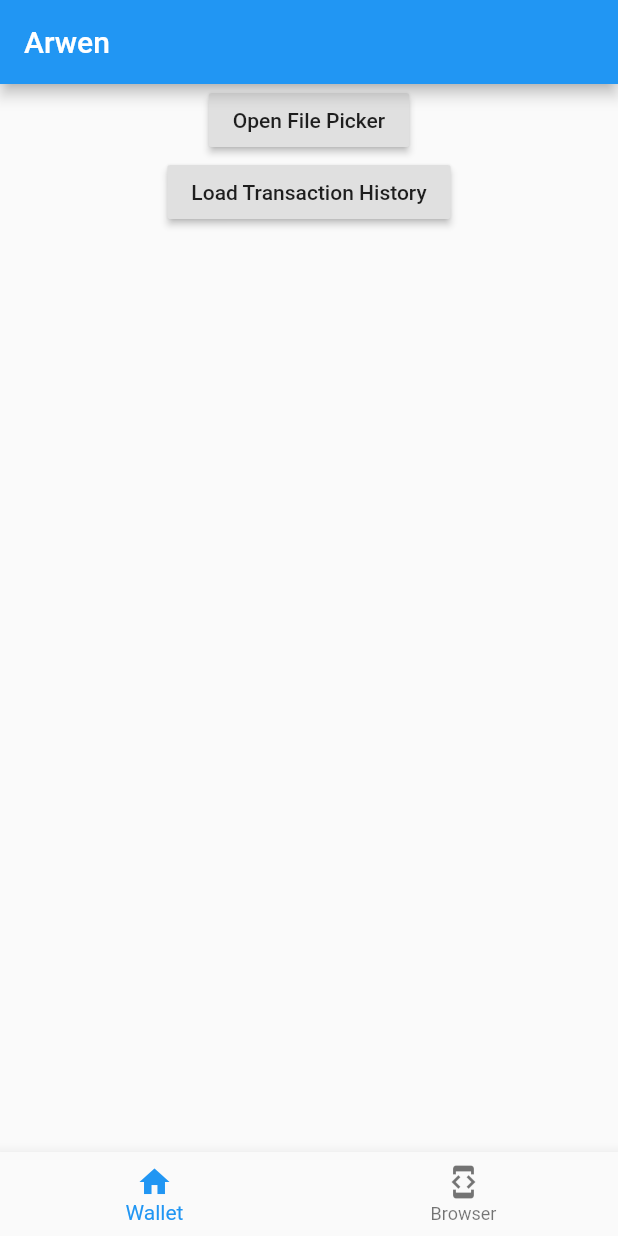
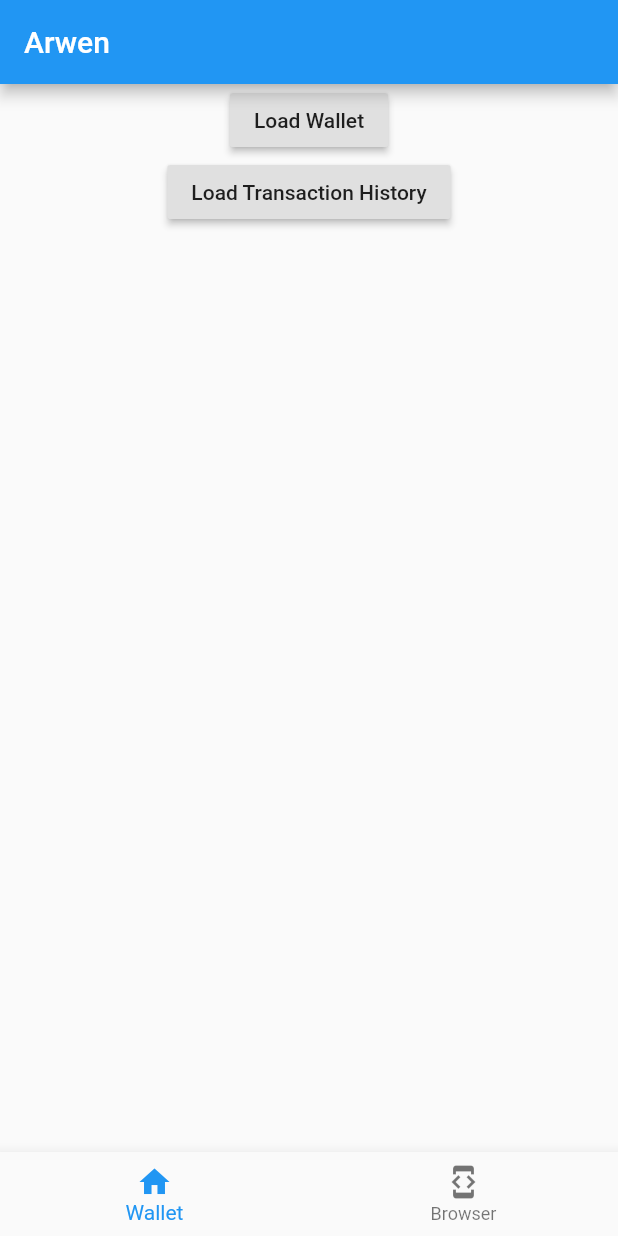
Before and after one commit to acolytec3/ArMob, a Flutter app: the screen it shows after launch, after a tap on "Load Transaction History", on a phone screen of 412 x 824 dp. Run offline on Flutter 3.47's test engine with Material 2 defaults, Android fonts, the phone set to English and light mode, and no system bars; our stand-ins replace file_picker, webview_flutter; missing offline and left inert: libarweave, web3dart.

Commit message:
Alpha version

```diff
--- a/lib/browser.dart
+++ b/lib/browser.dart
@@ -5,6 +5,11 @@
 import 'dart:typed_data';
 import 'package:webview_flutter/webview_flutter.dart';
 import 'dart:async';
+import 'package:file_picker/file_picker.dart';
+import 'dart:io';
+import 'package:libarweave/libarweave.dart' as Ar;
+
+final webViewKey = GlobalKey<WebViewContainerState>();
 
 const rpcURL = "https://ropsten.infura.io/v3/c4809a978c5b48c8a5b8fdc9133cef42";
 var httpClient = new Client();
@@ -69,27 +74,14 @@
 
   void setUrl(resolvedName) async {
     name = resolvedName;
-    final arTx = await resolve(nameHash(name));
-    setState(() {
+    try{
+      final arTx = await resolve(nameHash(name));
       url = 'https://arweave.net/' + arTx.toString();
-    });
-  }
-
-  Widget browserHomepage() {
-    if (url != null){
-      print("Navigating to ${url}");
+      webViewKey.currentState?.loadURL(url);
     }
-    else if (widget.url != null){
-      print("Navigating to ${widget.url}");
+   catch(__) {
+      print("Name could not be resolved");
     }
-    else print("Navigating nowhere");
-
-    if (url != null) {
-      return WebView(initialUrl: url);
-    } else if (widget.url != null) {
-      return WebView(initialUrl: widget.url);
-    } else
-      return Center(child: Text('page loading'));
   }
 
   @override
@@ -99,32 +91,127 @@
         TextField(
             decoration: InputDecoration(
               border: OutlineInputBorder(),
-              labelText: 'ENS Address',
+              labelText: 'Address',
             ),
             onSubmitted: (value) {
               setUrl(value);
             }),
-        Expanded(child: browserHomepage()),
+        Expanded(child: WebViewContainer(key: webViewKey)),
       ],
     );
   }
 }
 
-class Arweave extends StatefulWidget {
+class WebViewContainer extends StatefulWidget {
+  WebViewContainer({Key key}) : super(key: key);
+
   @override
-  ArweaveState createState() => ArweaveState();
+  WebViewContainerState createState() => WebViewContainerState();
 }
 
-class ArweaveState extends State<Arweave> {
+class WebViewContainerState extends State<WebViewContainer> {
+  WebViewController _webViewController;
+
   @override
   Widget build(BuildContext context) {
-    return new FutureBuilder(
-        future: resolve(nameHash("acolytec3.eth")),
-        builder: (BuildContext context, AsyncSnapshot snapshot) {
-          if (snapshot.hasData) {
-            return Center(child: Text(snapshot.data.toString()));
-          } else
-            return Center(child: Text("Still loading"));
+    return WebView(
+      onWebViewCreated: (controller) {
+        _webViewController = controller;
+      },
+      initialUrl: "https://arweave.net",
+    );
+  }
+
+  void reloadWebView() {
+    _webViewController?.reload();
+  }
+
+  void loadURL(String url) {
+    _webViewController?.loadUrl(url);
+  }
+}
+
+class Wallet extends StatefulWidget {
+  final Function(int index) notifyParent;
+
+  const Wallet({Key key, @required this.notifyParent}) : super(key: key);
+
+  @override
+  WalletState createState() => WalletState();
+}
+
+class WalletState extends State<Wallet> {
+  File _fileName;
+  var _myWallet;
+  var _balance;
+  List _txHistory;
+
+  void _openWallet() async {
+    _fileName = await FilePicker.getFile();
+    final walletString = _fileName.readAsStringSync();
+    try{
+    _myWallet = Ar.Wallet(walletString);
+    }
+    catch(__){
+      print("Invalid Wallet File");
+    }
+
+    _balance = await _myWallet.balance();
+    setState(() {});
+  }
+
+  void _loadTxHistory() async {
+    final txHistory = await _myWallet.transactionHistory();
+    _txHistory = txHistory;
+    setState(() {});
+  }
+
+  Widget transactionItem(transaction) {
+    return ListTile(
+        title: Text(transaction['id']),
+        onTap: () {
+          webViewKey.currentState
+              ?.loadURL("https://arweave.net/${transaction['id']}'");
+          widget.notifyParent(1);
         });
   }
+
+  List<Widget> buildTxHistory() {
+    var txnList = <Widget>[];
+    for (var txn in _txHistory) {
+      txnList.add(transactionItem(txn));
+    }
+    return txnList;
+  }
+
+  List<Widget> buildWallet() {
+    List<Widget> widgetList = [];
+    if (_fileName == null) {
+      widgetList.add(Center(
+          child: RaisedButton(
+        onPressed: () => _openWallet(),
+        child: Text("Load Wallet"),
+      )));
+    }
+    if (_myWallet != null) {
+      widgetList.add(Center(child: Text("Address: ${_myWallet.address}")));
+      widgetList.add(Center(child: Text("Account Balance: $_balance")));
+    }
+    if (_txHistory == null) {
+      widgetList.add(Center(
+          child: RaisedButton(
+        onPressed: () => _loadTxHistory(),
+        child: Text("Load Transaction History"),
+      )));
+    } else {
+      widgetList.add(Expanded(child: ListView(children: buildTxHistory())));
+    }
+
+    return widgetList;
+  }
+
+  @override
+  Widget build(context) {
+    return Column(children: buildWallet());
+  }
 }
--- a/lib/main.dart
+++ b/lib/main.dart
@@ -1,5 +1,6 @@
+import 'package:arweave/browser.dart';
 import 'package:flutter/material.dart';
-import 'main_view.dart';
+//import 'package:arweave/wallet.dart';
 
 void main() {
   runApp(HomePage());
@@ -14,9 +15,8 @@
   int _currentIndex = 0;
   String _url;
 
-  launchBrowser(int index, String url) {
+  launchBrowser(int index) {
     _currentIndex = index;
-    _url = url;
     setState(() {});
   }
 
@@ -30,15 +30,16 @@
             ),
             body: SafeArea(
                 top: false,
-                child: IndexedStack(
-                  index: _currentIndex,
-                  children:
-                      allDestinations.map<Widget>((Destination destination) {
-                    return DestinationView(
-                        destination: destination,
-                        notifyParent: launchBrowser,
-                        url: _url);
-                  }).toList(),
+                child: Stack(
+                  children: [
+                    Offstage(
+                        offstage: _currentIndex != 0,
+                        child: Wallet(notifyParent: launchBrowser)),
+                    Offstage(
+                      offstage: _currentIndex != 1,
+                      child: EnsName(url: _url),
+                    )
+                  ],
                 )),
             bottomNavigationBar: BottomNavigationBar(
                 currentIndex: _currentIndex,
--- a/lib/main_view.dart
+++ /dev/null
@@ -1,55 +0,0 @@
-import 'package:arweave/browser.dart';
-import 'package:flutter/material.dart';
-import 'package:arweave/wallet.dart';
-
-class Destination {
-  const Destination(this.title, this.icon);
-  final String title;
-  final IconData icon;
-}
-
-const List<Destination> allDestinations = <Destination>[
-  Destination('Wallet', Icons.home),
-  Destination('Browser', Icons.business),
-];
-
-class DestinationView extends StatefulWidget {
-  final String url;
-  final Function(int index, String url) notifyParent;
-  const DestinationView({Key key, this.destination, @required this.notifyParent, this.url}) : super(key: key);
-
-  final Destination destination;
-
-  @override
-  _DestinationViewState createState() => _DestinationViewState();
-}
-
-class _DestinationViewState extends State<DestinationView> {
-  TextEditingController _textController;
-
-  @override
-  void initState() {
-    super.initState();
-    _textController = TextEditingController(
-      text: '${widget.destination.title}',
-    );
-  }
-
-  @override
-  Widget build(BuildContext context) {
-    switch (widget.destination.title) {
-      case "Browser":
-        return EnsName(url: widget.url);
-      case "Wallet":
-        return Wallet(
-          notifyParent: widget.notifyParent,
-        );
-    }
-  }
-
-  @override
-  void dispose() {
-    _textController.dispose();
-    super.dispose();
-  }
-}
--- a/lib/wallet.dart
+++ /dev/null
@@ -1,80 +0,0 @@
-import 'package:flutter/material.dart';
-import 'package:file_picker/file_picker.dart';
-import 'dart:io';
-import 'package:libarweave/libarweave.dart' as Ar;
-
-class Wallet extends StatefulWidget {
-  final Function(int index, String url) notifyParent;
-
-  const Wallet({Key key, @required this.notifyParent}) : super(key: key);
-
-  @override
-  WalletState createState() => WalletState();
-}
-
-class WalletState extends State<Wallet> {
-  File _fileName;
-  var _myWallet;
-  var _balance;
-  List _txHistory;
-
-  void _openWallet() async {
-    _fileName = await FilePicker.getFile();
-    final walletString = _fileName.readAsStringSync();
-    _myWallet = Ar.Wallet(walletString);
-    _balance = await _myWallet.balance();
-    setState(() {});
-  }
-
-  void _loadTxHistory() async {
-    final txHistory = await _myWallet.transactionHistory();
-    _txHistory = txHistory;
-    setState(() {});
-  }
-
-  Widget transactionItem(transaction) {
-    return ListTile(
-      title: Text(transaction['id']),
-      onTap: () => widget.notifyParent(1,'https://arweave.net/${transaction['id']}'));
-  }
-
-  List<Widget> buildTxHistory() {
-    var txnList = <Widget>[];
-    for (var txn in _txHistory){
-      txnList.add(transactionItem(txn));
-    }
-    return txnList;
-  }
-
-  List<Widget> buildWallet() {
-    List<Widget> widgetList = [];
-    if (_fileName == null) {
-      widgetList.add(Center(
-          child: RaisedButton(
-        onPressed: () => _openWallet(),
-        child: Text("Open File Picker"),
-      )));
-    }
-    if (_myWallet != null) {
-      widgetList.add(Center(child: Text("Address: ${_myWallet.address}")));
-      widgetList.add(Center(child: Text("Account Balance: $_balance")));
-    }
-    if (_txHistory == null) {
-      widgetList.add(Center(
-          child: RaisedButton(
-        onPressed: () => _loadTxHistory(),
-        child: Text("Load Transaction History"),
-      )));
-    } else {
-      widgetList.add(Expanded(child:ListView(
-        children: buildTxHistory())));
-    }
-
-    return widgetList;
-  }
-
-  @override
-  Widget build(context) {
-    return Column(children: buildWallet());
-  }
-}
```
